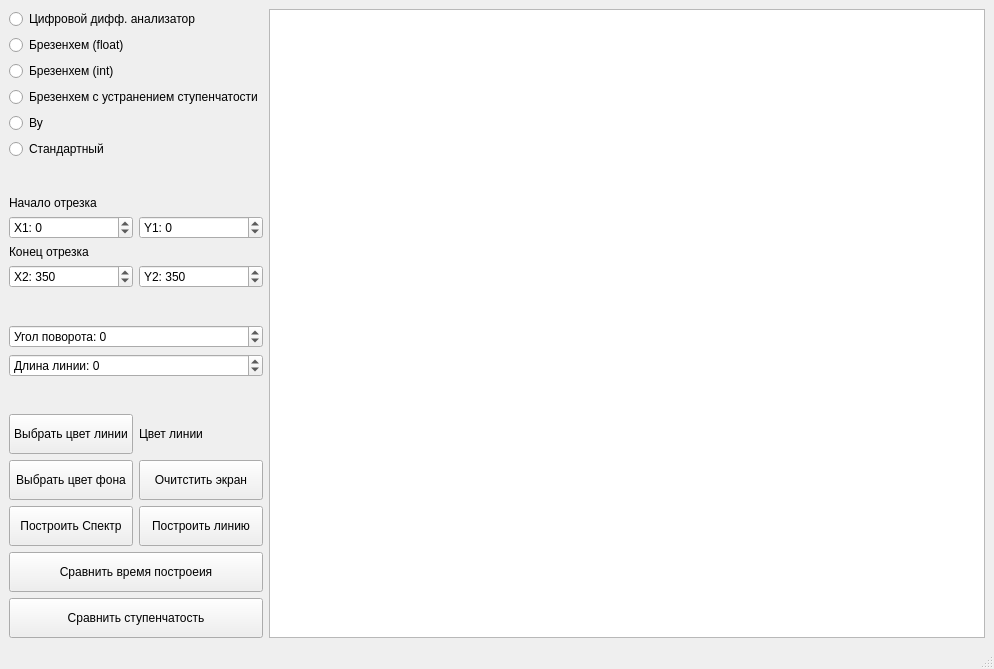
Above: lab_03/mainwindow.ui from xanderkov/ics7-CG before the change. Below: the same form after it.
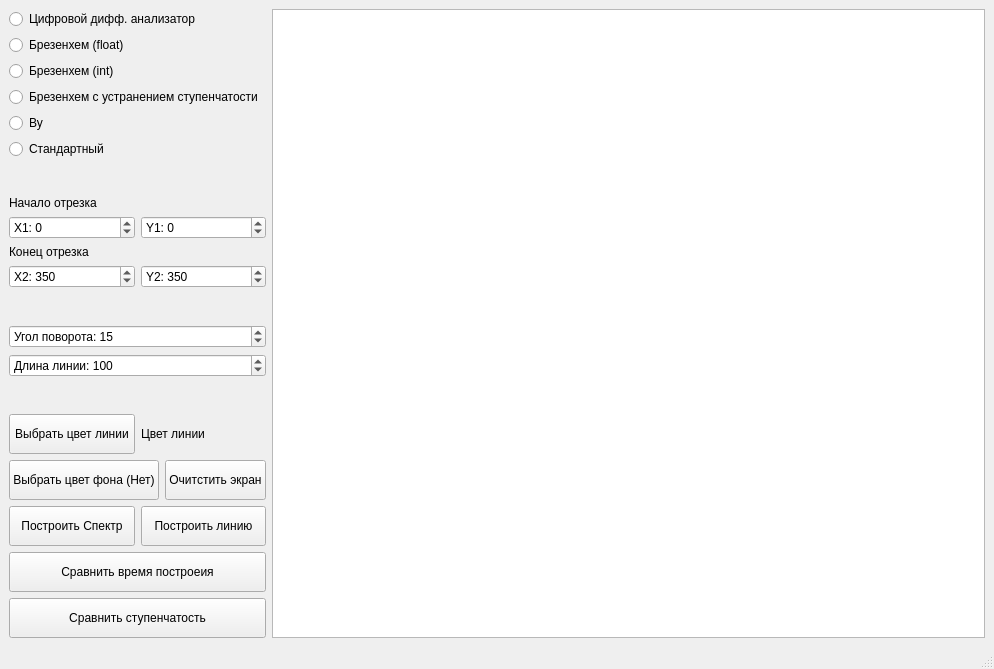
That is the form after the change.

Commit message: Fixed bug with color

The edit to the form file:
```diff
--- a/lab_03/mainwindow.ui
+++ b/lab_03/mainwindow.ui
@@ -202,7 +202,7 @@
            <number>360</number>
           </property>
           <property name="value">
-           <number>0</number>
+           <number>15</number>
           </property>
          </widget>
         </item>
@@ -218,7 +218,7 @@
            <number>1000</number>
           </property>
           <property name="value">
-           <number>0</number>
+           <number>100</number>
           </property>
          </widget>
         </item>
@@ -278,7 +278,7 @@
            </size>
           </property>
           <property name="text">
-           <string>Выбрать цвет фона</string>
+           <string>Выбрать цвет фона (Нет)</string>
           </property>
          </widget>
         </item>
```
The commit also changes 1 other file.
